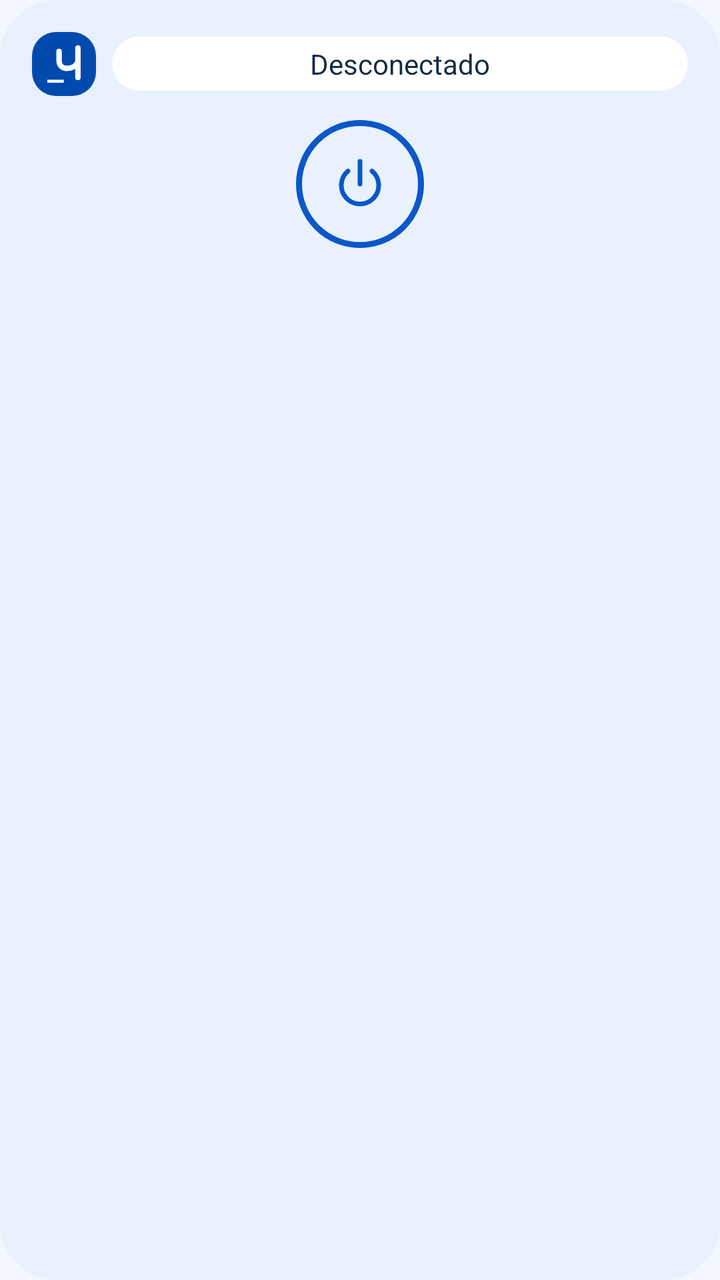
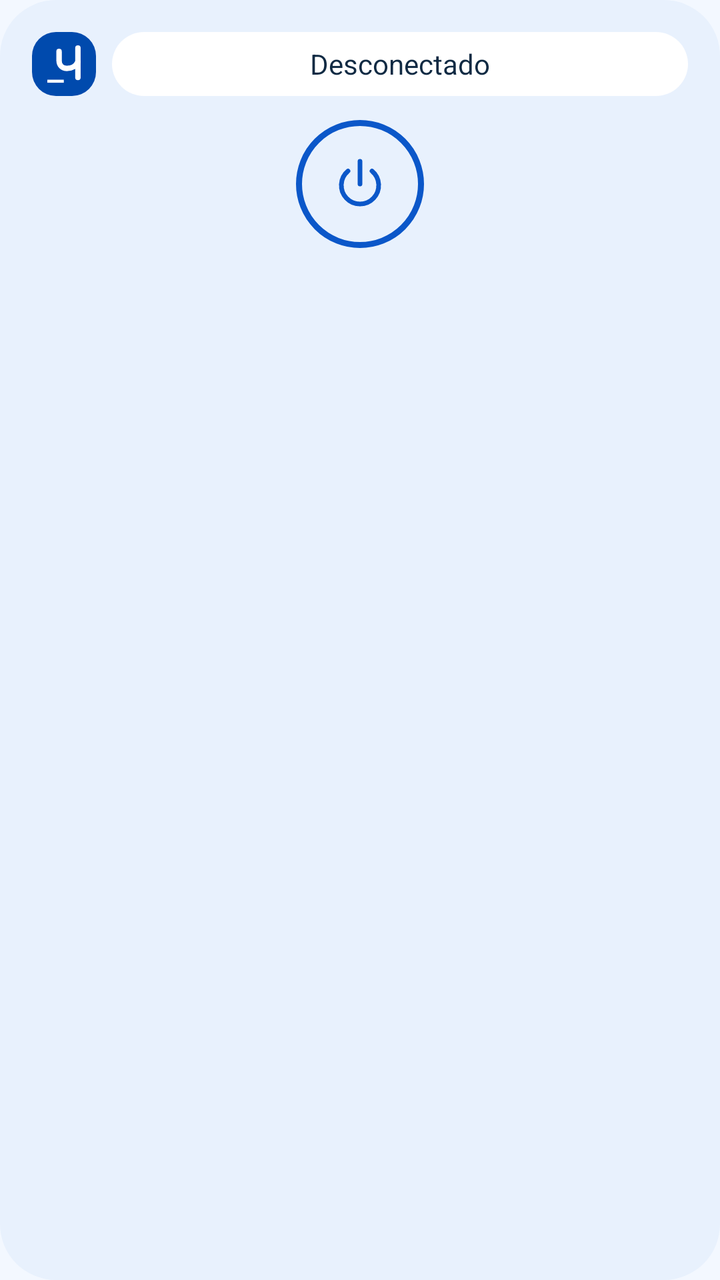

Two renders of the same Android screen: before a commit and after it. Below are the layout's source before the change and the commit's diff.
<!-- AndroidManifest.xml: application theme Theme.Usipipo -->
<!-- res/layout/widget_usipipo.xml -->
<?xml version="1.0" encoding="utf-8"?>
<LinearLayout xmlns:android="http://schemas.android.com/apk/res/android"
    android:id="@+id/widget_root"
    android:layout_width="match_parent"
    android:layout_height="wrap_content"
    android:background="@drawable/widget_bg_disconnected"
    android:orientation="vertical"
    android:padding="16dp">

    <LinearLayout
        android:layout_width="match_parent"
        android:layout_height="wrap_content"
        android:gravity="center_vertical"
        android:orientation="horizontal">

        <ImageView
            android:id="@+id/widget_logo"
            android:layout_width="32dp"
            android:layout_height="32dp"
            android:background="@drawable/widget_logo_background"
            android:contentDescription="@string/widget_cd_logo"
            android:padding="4dp"
            android:src="@drawable/ic_logo_u" />

        <TextView
            android:id="@+id/widget_status"
            android:layout_width="0dp"
            android:layout_height="wrap_content"
            android:layout_marginStart="8dp"
            android:layout_weight="1"
            android:background="@drawable/widget_status_pill"
            android:gravity="center"
            android:paddingStart="10dp"
            android:paddingTop="4dp"
            android:paddingEnd="10dp"
            android:paddingBottom="4dp"
            android:text="@string/widget_status_disconnected"
            android:textColor="@color/widget_status_pill_text"
            android:textSize="14sp" />
    </LinearLayout>

    <FrameLayout
        android:layout_width="match_parent"
        android:layout_height="wrap_content"
        android:layout_marginTop="12dp">

        <ImageView
            android:id="@+id/widget_action"
            android:layout_width="64dp"
            android:layout_height="64dp"
            android:layout_gravity="center"
            android:background="@drawable/widget_button_disconnected"
            android:contentDescription="@string/widget_cd_action"
            android:padding="16dp"
            android:scaleType="fitCenter"
            android:src="@drawable/ic_widget_power" />

        <ProgressBar
            android:id="@+id/widget_progress"
            android:layout_width="48dp"
            android:layout_height="48dp"
            android:layout_gravity="center"
            android:indeterminate="true"
            android:visibility="gone" />
    </FrameLayout>

    <TextView
        android:id="@+id/widget_profile_name"
        android:layout_width="match_parent"
        android:layout_height="wrap_content"
        android:layout_marginTop="10dp"
        android:ellipsize="end"
        android:gravity="center"
        android:maxLines="1"
        android:text=""
        android:textColor="@color/widget_text_primary"
        android:textSize="15sp"
        android:textStyle="bold" />

    <TextView
        android:id="@+id/widget_country"
        android:layout_width="match_parent"
        android:layout_height="wrap_content"
        android:layout_marginTop="2dp"
        android:ellipsize="end"
        android:gravity="center"
        android:maxLines="1"
        android:text=""
        android:textColor="@color/widget_text_secondary"
        android:textSize="13sp" />
</LinearLayout>
<!-- resources referenced by this layout -->
<resources>
  <color name="widget_status_pill_text">#102A43</color>
  <color name="widget_text_primary">#102A43</color>
  <color name="widget_text_secondary">#365A78</color>
  <!-- drawable ic_logo_u (drawable) -->
  <?xml version="1.0" encoding="utf-8"?>
  <vector xmlns:android="http://schemas.android.com/apk/res/android"
      android:width="100dp" android:height="100dp"
      android:viewportWidth="100" android:viewportHeight="100">
      <path
          android:pathData="M39.7,23.8 L39.7,42.5 C39.7,52.9 46.8,59.2 56,59.2 C64.6,59 73.3,57.2 79,45.7"
          android:fillColor="#00000000"
          android:strokeColor="#FFFFFFFF"
          android:strokeWidth="11.3"
          android:strokeLineCap="round"
          android:strokeLineJoin="round"
          />
      <path
          android:pathData="M79,16.7 L79,78.1"
          android:fillColor="#00000000"
          android:strokeColor="#FFFFFFFF"
          android:strokeWidth="11.3"
          android:strokeLineCap="round"
          android:strokeLineJoin="round"
          />
      <path
          android:pathData="M15.3,82.7 L49.6,82.7 L49.6,89 L15.3,89 Z"
          android:fillColor="#FFFFFFFF"
          />
  </vector>
  <!-- drawable ic_widget_power (drawable) -->
  <?xml version="1.0" encoding="utf-8"?>
  <vector xmlns:android="http://schemas.android.com/apk/res/android"
      android:width="24dp"
      android:height="24dp"
      android:viewportWidth="24"
      android:viewportHeight="24">
      <path
          android:pathData="M7.5,7.14 A7,7 0 1 0 16.5,7.14"
          android:fillColor="#00000000"
          android:strokeColor="@color/widget_accent_disconnected"
          android:strokeWidth="1.75"
          android:strokeLineCap="round"
          android:strokeLineJoin="round" />
      <path
          android:pathData="M12,3.5 L12,12"
          android:fillColor="#00000000"
          android:strokeColor="@color/widget_accent_disconnected"
          android:strokeWidth="1.75"
          android:strokeLineCap="round"
          android:strokeLineJoin="round" />
  </vector>
  <!-- drawable widget_bg_disconnected (drawable) -->
  <?xml version="1.0" encoding="utf-8"?>
  <shape xmlns:android="http://schemas.android.com/apk/res/android"
      android:shape="rectangle">
      <solid android:color="@color/widget_background_disconnected" />
      <corners android:radius="28dp" />
  </shape>
  <!-- drawable widget_button_disconnected (drawable) -->
  <?xml version="1.0" encoding="utf-8"?>
  <shape xmlns:android="http://schemas.android.com/apk/res/android"
      android:shape="oval">
      <solid android:color="@android:color/transparent" />
      <stroke
          android:width="3dp"
          android:color="@color/widget_accent_disconnected" />
  </shape>
  <!-- drawable widget_logo_background (drawable) -->
  <?xml version="1.0" encoding="utf-8"?>
  <shape xmlns:android="http://schemas.android.com/apk/res/android"
      android:shape="rectangle">
      <solid android:color="@color/ic_launcher_background" />
      <corners android:radius="12dp" />
  </shape>
  <!-- drawable widget_status_pill (drawable) -->
  <?xml version="1.0" encoding="utf-8"?>
  <shape xmlns:android="http://schemas.android.com/apk/res/android"
      android:shape="rectangle">
      <solid android:color="@color/widget_status_pill_background" />
      <corners android:radius="20dp" />
  </shape>
  <string name="widget_cd_action">Conectar o desconectar</string>
  <string name="widget_cd_logo">uSipipo VPN</string>
  <string name="widget_status_disconnected">Desconectado</string>
  <style name="Theme.Usipipo" parent="android:Theme.Material.Light.NoActionBar">
          <item name="android:windowBackground">@color/window_background</item>
      </style>
  <color name="widget_accent_disconnected">#0B57C9</color>
  <color name="widget_background_disconnected">#E8F1FD</color>
  <color name="ic_launcher_background">#004AAD</color>
  <color name="widget_status_pill_background">#FFFFFF</color>
  <color name="window_background">#F3F8FF</color>
</resources>

<!-- the commit's change to res/layout/widget_usipipo.xml (unified diff, before → after) -->
@@ -25,7 +25,7 @@
         <TextView
             android:id="@+id/widget_status"
             android:layout_width="0dp"
-            android:layout_height="wrap_content"
+    android:layout_height="match_parent"
             android:layout_marginStart="8dp"
             android:layout_weight="1"
             android:background="@drawable/widget_status_pill"
